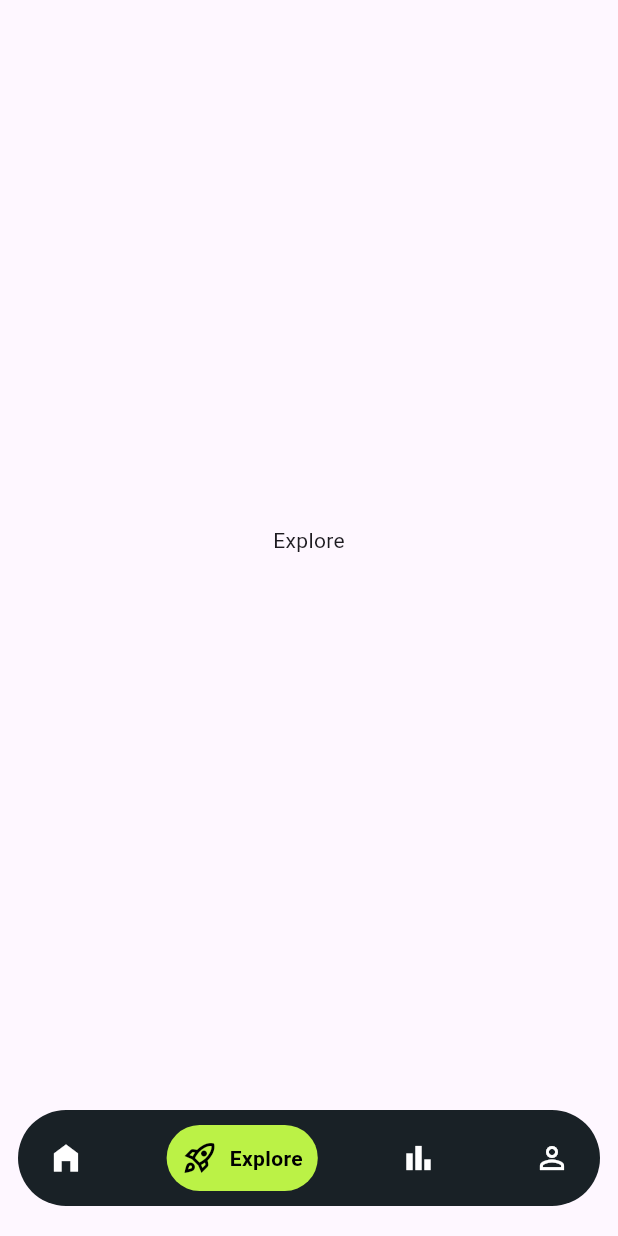
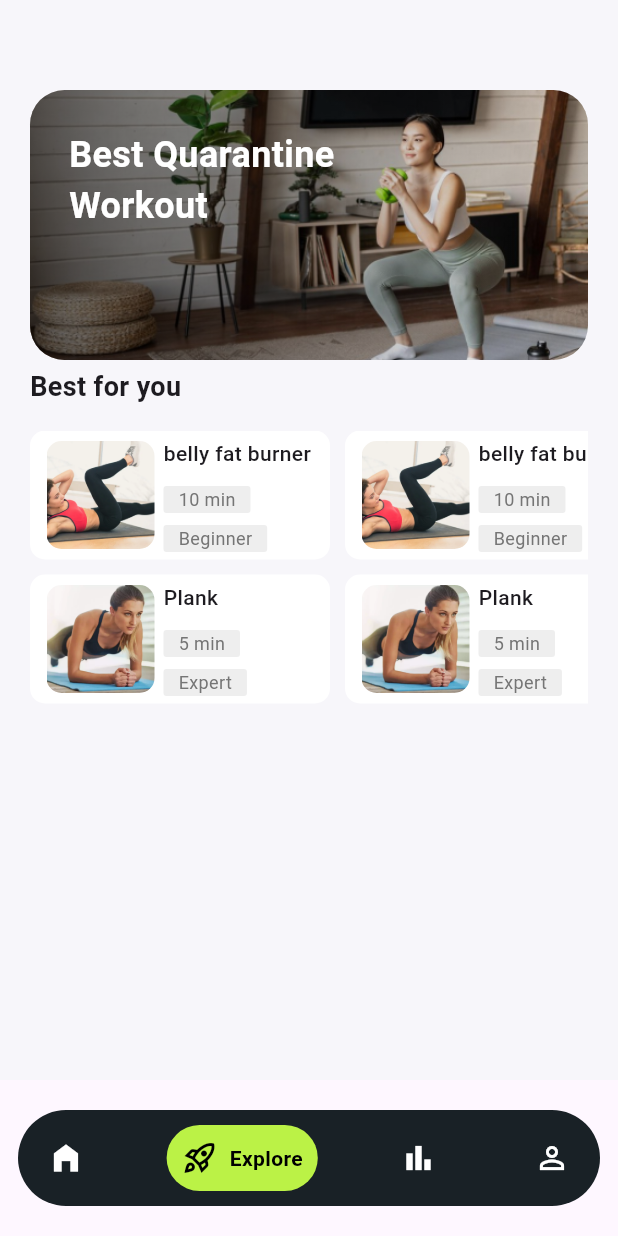
Before and after one commit to Niranjan-Dorage/pyramid_developer, a Flutter app: the screen it shows after launch, item 2 of the bottom bar chosen, on a phone screen of 412 x 824 dp. Run offline on Flutter 3.47's test engine with Material 3 defaults, Android fonts, the phone set to English and light mode, and no system bars; drawn by our look-alikes of google_nav_bar.

Commit message:
best for you section added

```diff
--- a/lib/main.dart
+++ b/lib/main.dart
@@ -1,5 +1,6 @@
 import 'package:flutter/material.dart';
 import 'package:google_nav_bar/google_nav_bar.dart';
+import 'package:pyramid_developer/screens/explore/explore_screen.dart';
 import 'package:pyramid_developer/theme/app_color.dart';
 
 void main() async {
@@ -94,7 +95,7 @@
 
   static const List<Widget> _widgetOptions = <Widget>[
     Text('Home'),
-    Text('Explore'),
+    ExploreScreen(),
     Text('Stats'),
     Text('Profile'),
   ];
--- /dev/null
+++ b/lib/screens/explore/explore_screen.dart
@@ -0,0 +1,79 @@
+import 'package:flutter/material.dart';
+import 'package:pyramid_developer/screens/explore/explore_screen_components.dart';
+
+class ExploreScreen extends StatelessWidget {
+  const ExploreScreen({super.key});
+
+  @override
+  Widget build(BuildContext context) {
+    return Scaffold(
+      backgroundColor: Color(0xFFF7F6FA),
+      body: Padding(
+        padding: const EdgeInsets.symmetric(horizontal: 20),
+        child: Column(
+          crossAxisAlignment: CrossAxisAlignment.start,
+          children: [
+            const SizedBox(
+              height: 60,
+            ),
+            Stack(
+              children: [
+                SizedBox(
+                  width: double.infinity,
+                  height: 180,
+                  child: ClipRRect(
+                    borderRadius:
+                        BorderRadius.circular(23), // Half of the height
+                    child: Image.asset(
+                      'assets/squats.png',
+                      fit: BoxFit.cover,
+                    ),
+                  ),
+                ),
+                Container(
+                  width: double.infinity,
+                  height: 180,
+                  decoration: BoxDecoration(
+                    borderRadius:
+                        BorderRadius.circular(23), // Half of the height
+                    gradient: LinearGradient(
+                      begin: Alignment.centerLeft,
+                      end: Alignment.centerRight,
+                      colors: [
+                        Colors.black.withOpacity(0.6),
+                        Colors.transparent,
+                      ],
+                      stops: const [
+                        0.0,
+                        1,
+                      ], // Adjust the stops for smoother gradient
+                    ),
+                  ),
+                ),
+                const Positioned.fill(
+                  top: 26,
+                  left: 26,
+                  child: Align(
+                    alignment: Alignment.topLeft,
+                    child: Padding(
+                      padding: EdgeInsets.only(bottom: 16.0),
+                      child: Text(
+                        'Best Quarantine \nWorkout',
+                        style: TextStyle(
+                          color: Colors.white,
+                          fontSize: 24,
+                          fontWeight: FontWeight.bold,
+                        ),
+                      ),
+                    ),
+                  ),
+                ),
+              ],
+            ),
+            BestForYou(),
+          ],
+        ),
+      ),
+    );
+  }
+}
--- /dev/null
+++ b/lib/screens/explore/explore_screen_components.dart
@@ -0,0 +1,244 @@
+import 'package:flutter/material.dart';
+
+class BestForYou extends StatelessWidget {
+  const BestForYou({super.key});
+
+  @override
+  Widget build(BuildContext context) {
+    return Column(
+      crossAxisAlignment: CrossAxisAlignment.start,
+      children: [
+        const SizedBox(
+          height: 5,
+        ),
+        const Text('Best for you',
+            style: TextStyle(
+              fontSize: 18,
+              fontWeight: FontWeight.bold,
+            )),
+        const SizedBox(
+          height: 16,
+        ),
+        SingleChildScrollView(
+          scrollDirection: Axis.horizontal,
+          child: Container(
+            height: 200,
+            width: MediaQuery.of(context).size.width,
+            child: ListView.builder(
+              scrollDirection: Axis.horizontal,
+              itemCount: bestForYouList.length,
+              itemBuilder: (BuildContext context, int index) {
+                print(bestForYouList.length);
+                return bestForYouList[index];
+              },
+            ),
+          ),
+        )
+      ],
+    );
+  }
+}
+
+class BestForYouCard extends StatelessWidget {
+  final String name;
+  final String imagePath;
+  final String duration;
+  final String level;
+  final String name_1;
+  final String imagePath_1;
+  final String duration_1;
+  final String level_1;
+  const BestForYouCard(
+      {super.key,
+      required this.imagePath,
+      required this.duration,
+      required this.level,
+      required this.imagePath_1,
+      required this.name_1,
+      required this.duration_1,
+      required this.level_1,
+      required this.name});
+
+  @override
+  Widget build(BuildContext context) {
+    return Column(
+      children: [
+        Container(
+          width: 200,
+          height: 86,
+          margin: EdgeInsets.only(bottom: 10, right: 10),
+          padding: const EdgeInsets.all(5),
+          decoration: BoxDecoration(
+            color: Colors.white,
+            borderRadius: BorderRadius.circular(10),
+          ),
+          child: Row(
+            mainAxisAlignment: MainAxisAlignment.start,
+            children: [
+              const Spacer(),
+              ClipRRect(
+                borderRadius: BorderRadius.circular(10), //
+                child: Image(
+                  width: 72,
+                  image: AssetImage('assets/$imagePath.png'),
+                  fit: BoxFit.cover,
+                ),
+              ),
+              const Spacer(),
+              Column(
+                crossAxisAlignment: CrossAxisAlignment.start,
+                children: [
+                  SizedBox(
+                    width: 100,
+                    child: Text(name,
+                        style: TextStyle(
+                          fontSize: 14,
+                          fontWeight: FontWeight.w500,
+                        )),
+                  ),
+                  const SizedBox(
+                    height: 12,
+                  ),
+                  Container(
+                    height: 18,
+                    padding: const EdgeInsets.symmetric(horizontal: 10),
+                    child: Text(
+                      duration,
+                      style: TextStyle(
+                          fontSize: 12,
+                          color: Color.fromARGB(255, 117, 117, 117)),
+                    ),
+                    decoration: BoxDecoration(
+                      color: Colors.grey[200],
+                      borderRadius: BorderRadius.circular(2),
+                    ),
+                  ),
+                  const SizedBox(
+                    height: 8,
+                  ),
+                  Container(
+                    height: 18,
+                    padding: const EdgeInsets.symmetric(horizontal: 10),
+                    child: Text(
+                      level,
+                      style: TextStyle(
+                          fontSize: 12,
+                          color: Color.fromARGB(255, 117, 117, 117)),
+                    ),
+                    decoration: BoxDecoration(
+                      color: Colors.grey[200],
+                      borderRadius: BorderRadius.circular(2),
+                    ),
+                  ),
+                ],
+              ),
+              const Spacer(),
+            ],
+          ),
+        ),
+        Container(
+          width: 200,
+          height: 86,
+          margin: EdgeInsets.only(bottom: 10, right: 10),
+          padding: const EdgeInsets.all(5),
+          decoration: BoxDecoration(
+            color: Colors.white,
+            borderRadius: BorderRadius.circular(10),
+          ),
+          child: Row(
+            children: [
+              const Spacer(),
+              ClipRRect(
+                borderRadius: BorderRadius.circular(10), //
+                child: Image(
+                  width: 72,
+                  image: AssetImage('assets/$imagePath_1.png'),
+                  fit: BoxFit.cover,
+                ),
+              ),
+              const Spacer(),
+              Column(
+                crossAxisAlignment: CrossAxisAlignment.start,
+                children: [
+                  SizedBox(
+                    width: 100,
+                    child: Text(name_1,
+                        style: TextStyle(
+                          fontSize: 14,
+                          fontWeight: FontWeight.w500,
+                        )),
+                  ),
+                  const SizedBox(
+                    height: 12,
+                  ),
+                  Container(
+                    height: 18,
+                    padding: const EdgeInsets.symmetric(horizontal: 10),
+                    child: Text(
+                      duration_1,
+                      style: TextStyle(
+                          fontSize: 12,
+                          color: Color.fromARGB(255, 117, 117, 117)),
+                    ),
+                    decoration: BoxDecoration(
+                      color: Colors.grey[200],
+                      borderRadius: BorderRadius.circular(2),
+                    ),
+                  ),
+                  const SizedBox(
+                    height: 8,
+                  ),
+                  Container(
+                    height: 18,
+                    padding: const EdgeInsets.symmetric(horizontal: 10),
+                    child: Text(
+                      level_1,
+                      style: TextStyle(
+                          fontSize: 12,
+                          color: Color.fromARGB(255, 117, 117, 117)),
+                    ),
+                    decoration: BoxDecoration(
+                      color: Colors.grey[200],
+                      borderRadius: BorderRadius.circular(2),
+                    ),
+                  ),
+                ],
+              ),
+              const Spacer(),
+            ],
+          ),
+        ),
+      ],
+    );
+  }
+}
+
+List<BestForYouCard> bestForYouList = [
+  BestForYouCard(
+      name: "belly fat burner",
+      imagePath: 'ex_1',
+      duration: '10 min',
+      level: 'Beginner',
+      imagePath_1: 'ex_2',
+      duration_1: '5 min',
+      name_1: "Plank",
+      level_1: 'Expert'),
+  BestForYouCard(
+      name: "belly fat burner",
+      imagePath: 'ex_1',
+      duration: '10 min',
+      level: 'Beginner',
+      imagePath_1: 'ex_2',
+      duration_1: '5 min',
+      name_1: "Plank",
+      level_1: 'Expert'),
+  BestForYouCard(
+      name: "belly fat burner",
+      imagePath: 'ex_1',
+      duration: '10 min',
+      level: 'Beginner',
+      imagePath_1: 'ex_2',
+      duration_1: '5 min',
+      name_1: "Plank",
+      level_1: 'Expert'),
+];
--- a/pubspec.yaml
+++ b/pubspec.yaml
@@ -60,8 +60,8 @@
   uses-material-design: true
 
   # To add assets to your application, add an assets section, like this:
-  # assets:
-  #   - images/a_dot_burr.jpeg
+  assets:
+    - assets/
   #   - images/a_dot_ham.jpeg
 
   # An image asset can refer to one or more resolution-specific "variants", see
```
